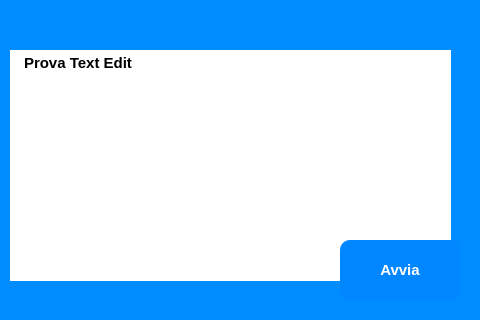
ISacchitella/MicroOne_v1.1, file view/recap_info_sanifica_window.ui: the form before one commit.
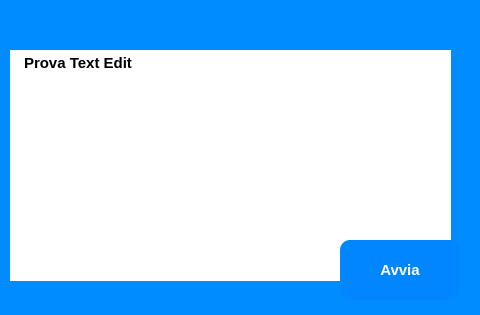
The form after the commit. Icons and pictures are not drawn.

What changed in the file:
```diff
--- a/view/recap_info_sanifica_window.ui
+++ b/view/recap_info_sanifica_window.ui
@@ -7,7 +7,7 @@
     <x>0</x>
     <y>0</y>
     <width>480</width>
-    <height>320</height>
+    <height>315</height>
    </rect>
   </property>
   <property name="windowTitle">
```
